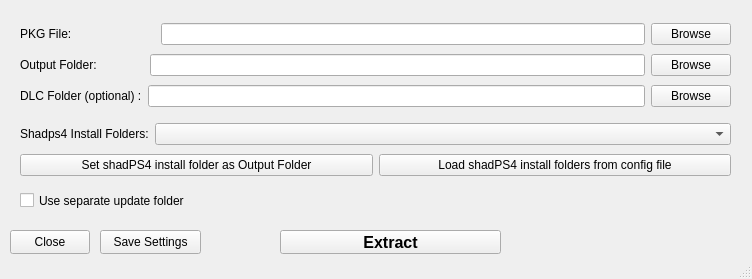
Old version of the form mainWindow.ui in the repository Muggle345/PKGInstall.
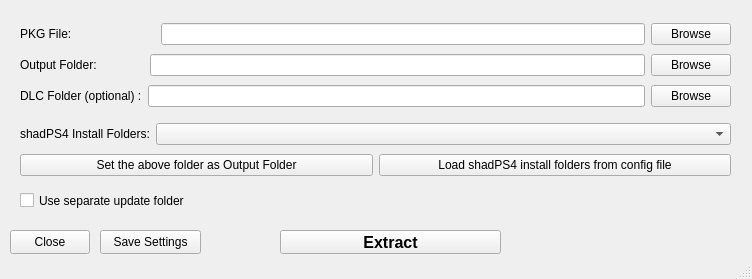
New version of the form.

```diff
--- a/mainWindow.ui
+++ b/mainWindow.ui
@@ -186,7 +186,7 @@
           </sizepolicy>
          </property>
          <property name="text">
-          <string>Shadps4 Install Folders:</string>
+          <string>shadPS4 Install Folders:</string>
          </property>
         </widget>
        </item>
@@ -200,7 +200,7 @@
        <item>
         <widget class="QPushButton" name="setOutputButton">
          <property name="text">
-          <string>Set shadPS4 install folder as Output Folder</string>
+          <string>Set the above folder as Output Folder</string>
          </property>
         </widget>
        </item>
```
